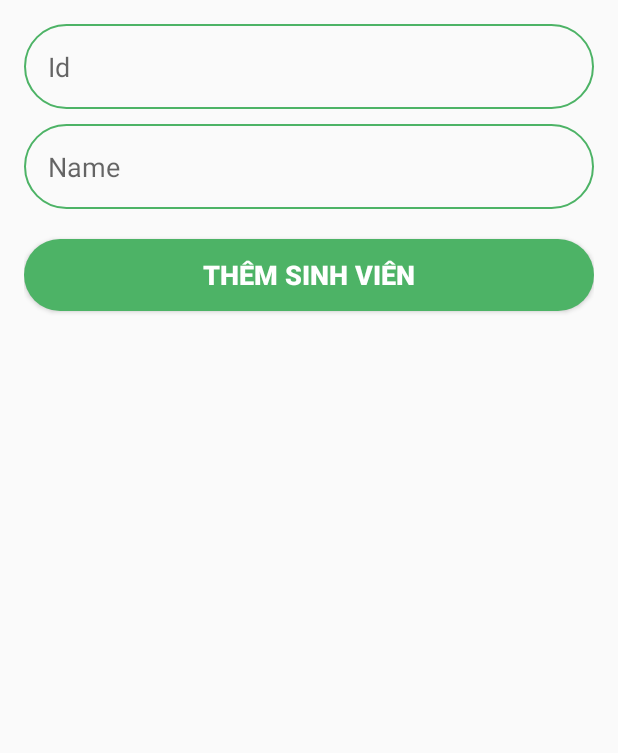
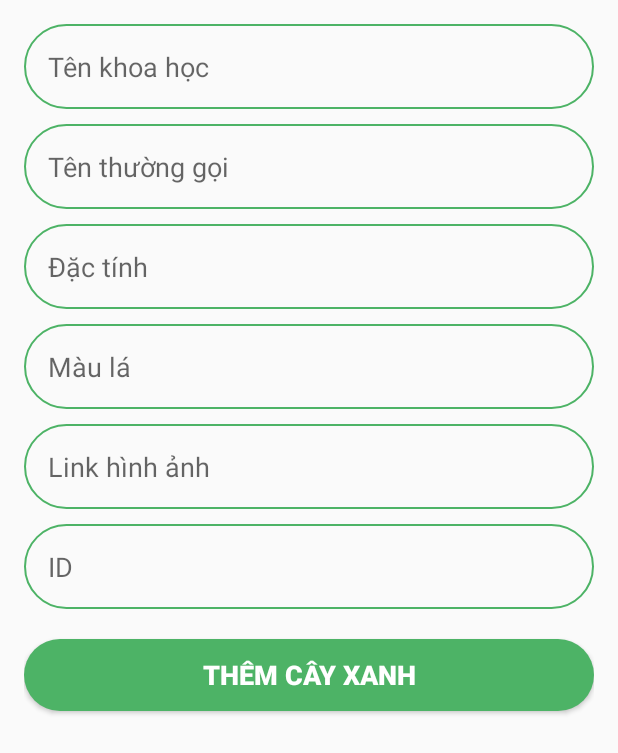
Before and after one commit to tungf20t3/cayxanhfirebase, an Android app: the MainActivity screen opened directly, with no data from a screen before it, on a phone screen of 412 x 824 dp. Shown: the top 753 px of the screen. Run offline under Robolectric (Android 15) with nearby library versions, the phone set to English and light mode, and no system bars; our stand-ins replace Firebase (no records; nobody signed in at launch, a user with empty details on screens opened directly).

Commit message:
hoan thanh

```diff
--- a/app/build.gradle
+++ b/app/build.gradle
@@ -40,4 +40,6 @@ dependencies {
     implementation platform('com.google.firebase:firebase-bom:31.0.2')
     implementation 'com.google.firebase:firebase-auth'
     implementation 'com.google.firebase:firebase-database'
+    implementation 'com.github.bumptech.glide:glide:4.14.2'
+    annotationProcessor 'com.github.bumptech.glide:compiler:4.14.2'
 }
--- a/app/src/main/java/com/zantung/sinhvienfirebase/MainActivity.java
+++ b/app/src/main/java/com/zantung/sinhvienfirebase/MainActivity.java
@@ -17,6 +17,7 @@ import android.view.Window;
 import android.view.WindowManager;
 import android.widget.Button;
 import android.widget.EditText;
+import android.widget.ImageView;
 import android.widget.Toast;
 
 import com.google.firebase.database.ChildEventListener;
@@ -26,14 +27,15 @@ import com.google.firebase.database.DatabaseReference;
 import com.google.firebase.database.FirebaseDatabase;
 import com.google.firebase.database.ValueEventListener;
 import com.zantung.sinhvienfirebase.adapter.SinhVienAdapter;
+import com.zantung.sinhvienfirebase.model.CayXanh;
 import com.zantung.sinhvienfirebase.model.sinhvien;
 
 import java.util.ArrayList;
 import java.util.List;
 
 public class MainActivity extends AppCompatActivity {
-    private EditText edtID, edtName;
-    private Button btnAddSV;
+    private EditText edtTenKH, edtTenTG, edtDacTinh, edtMauLa, imganhCayXanh;
+    private Button btnAddCX;
     private RecyclerView rcvSinhVien;
     private SinhVienAdapter mAdapter;
     private List<sinhvien> mListSV;
@@ -41,23 +43,33 @@ public class MainActivity extends AppCompatActivity {
     protected void onCreate(Bundle savedInstanceState) {
         super.onCreate(savedInstanceState);
         setContentView(R.layout.activity_main);
+
         AnhXa();
-        btnAddSV.setOnClickListener(new View.OnClickListener() {
+
+        btnAddCX.setOnClickListener(new View.OnClickListener() {
             @Override
             public void onClick(View view) {
-                int id = Integer.parseInt(edtID.getText().toString().trim());
-                String name = edtName.getText().toString().trim();
-                sinhvien sv = new sinhvien(id, name);
-                onClickAddSV(sv);
+                int id =
+                String tenKH = edtTenKH.getText().toString().trim();
+                String tenTG = edtTenTG.getText().toString().trim();
+                String dacTinh = edtDacTinh.getText().toString().trim();
+                String mauLa = edtMauLa.getText().toString().trim();
+                String hinhAnh = imganhCayXanh.getText().toString().trim();
+
+                CayXanh cayXanh = new CayXanh(id, tenKH, tenTG, dacTinh, mauLa, hinhAnh);
+                onClickAddSV(cayXanh);
             }
         });
         getListFromFireBase();
     }
 
     private void AnhXa() {
-        edtID = findViewById(R.id.edt_id);
-        edtName = findViewById(R.id.edt_name);
-        btnAddSV = findViewById(R.id.btn_add);
+        edtTenKH = findViewById(R.id.edt_tenKH);
+        edtTenTG = findViewById(R.id.edt_tenTG);
+        edtDacTinh = findViewById(R.id.edt_dacTinh);
+        edtMauLa = findViewById(R.id.edt_mauLa);
+        imganhCayXanh = findViewById(R.id.edt_hinhAnh);
+        btnAddCX = findViewById(R.id.btn_cayXanh);
         rcvSinhVien = findViewById(R.id.rcv_SV);
 
         LinearLayoutManager linearLayoutManager = new LinearLayoutManager(this);
@@ -77,19 +89,19 @@ public class MainActivity extends AppCompatActivity {
         rcvSinhVien.setAdapter(mAdapter);
     }
 
-    private void onClickAddSV(sinhvien sv) {
+    private void onClickAddSV(CayXanh cayXanh) {
         FirebaseDatabase database = FirebaseDatabase.getInstance();
-        DatabaseReference myRef = database.getReference("SinhVien");
+        DatabaseReference myRef = database.getReference("CayXanh");
 
-        String pathObject = String.valueOf(sv.getId());
-        myRef.child(pathObject).setValue(sv, new DatabaseReference.CompletionListener() {
+        String pathObject = String.valueOf(cayXanh.getId());
+        myRef.child(pathObject).setValue(cayXanh, new DatabaseReference.CompletionListener() {
             @Override
             public void onComplete(@Nullable DatabaseError error, @NonNull DatabaseReference ref) {
-                Toast.makeText(MainActivity.this, "Thêm sinh viên thành công", Toast.LENGTH_SHORT).show();
+                Toast.makeText(MainActivity.this, "Thêm cây xanh thành công", Toast.LENGTH_SHORT).show();
             }
         });
-        edtID.setText("");
-        edtName.setText("");
+//        edtID.setText("");
+//        edtName.setText("");
     }
 
     private void getListFromFireBase(){
--- a/app/src/main/java/com/zantung/sinhvienfirebase/adapter/SinhVienAdapter.java
+++ b/app/src/main/java/com/zantung/sinhvienfirebase/adapter/SinhVienAdapter.java
@@ -32,7 +32,7 @@ public class SinhVienAdapter extends RecyclerView.Adapter<SinhVienAdapter.SVView
     @NonNull
     @Override
     public SVViewHolder onCreateViewHolder(@NonNull ViewGroup parent, int viewType) {
-        View view = LayoutInflater.from(parent.getContext()).inflate(R.layout.item_sv, parent, false);
+        View view = LayoutInflater.from(parent.getContext()).inflate(R.layout.item_cay_xanh, parent, false);
         return new SVViewHolder(view);
     }
 
--- a/app/src/main/res/layout/activity_dang_ky.xml
+++ b/app/src/main/res/layout/activity_dang_ky.xml
@@ -149,7 +149,7 @@
         android:layout_height="2dp"
         android:layout_marginEnd="40dp"
         android:background="#c0c0c0"
-        app:layout_constraintBottom_toTopOf="@+id/tvCreateAccount"
+        app:layout_constraintBottom_toTopOf="@+id/tvLogin"
         app:layout_constraintEnd_toEndOf="parent"
         app:layout_constraintTop_toBottomOf="@+id/btn_login" />
 </androidx.constraintlayout.widget.ConstraintLayout>
--- a/app/src/main/res/layout/activity_main.xml
+++ b/app/src/main/res/layout/activity_main.xml
@@ -9,29 +9,72 @@
     tools:context=".MainActivity">
 
     <EditText
-        android:id="@+id/edt_id"
+        android:id="@+id/edt_tenKH"
         android:layout_width="match_parent"
         android:layout_height="wrap_content"
         android:background="@drawable/round_border"
         android:padding="16dp"
         android:imeOptions="actionNext"
-        android:hint="Id"/>
+        android:hint="Tên khoa học"/>
 
     <EditText
-        android:id="@+id/edt_name"
+        android:id="@+id/edt_tenTG"
         android:layout_width="match_parent"
         android:layout_height="wrap_content"
         android:layout_marginTop="10dp"
         android:background="@drawable/round_border"
         android:padding="16dp"
+        android:imeOptions="actionNext"
+        android:hint="Tên thường gọi"/>
+
+    <EditText
+        android:id="@+id/edt_dacTinh"
+        android:layout_width="match_parent"
+        android:layout_height="wrap_content"
+        android:layout_marginTop="10dp"
+        android:background="@drawable/round_border"
+        android:padding="16dp"
+        android:imeOptions="actionNext"
+        android:hint="Đặc tính"/>
+
+
+
+    <EditText
+        android:id="@+id/edt_mauLa"
+        android:layout_width="match_parent"
+        android:layout_height="wrap_content"
+        android:layout_marginTop="10dp"
+        android:background="@drawable/round_border"
+        android:padding="16dp"
+        android:imeOptions="actionNext"
+        android:hint="Màu lá"/>
+
+    <EditText
+        android:id="@+id/edt_hinhAnh"
+        android:layout_width="match_parent"
+        android:layout_height="wrap_content"
+        android:layout_marginTop="10dp"
+        android:background="@drawable/round_border"
+        android:padding="16dp"
+        android:imeOptions="actionNext"
+        android:hint="Link hình ảnh"/>
+
+    <EditText
+        android:id="@+id/edt_ID"
+        android:layout_width="match_parent"
+        android:layout_height="wrap_content"
+        android:background="@drawable/round_border"
+        android:padding="16dp"
+        android:layout_marginTop="10dp"
         android:imeOptions="actionDone"
-        android:hint="Name"/>
+        android:hint="ID"/>
+
 
     <Button
-        android:id="@+id/btn_add"
+        android:id="@+id/btn_cayXanh"
         android:layout_width="match_parent"
         android:layout_height="wrap_content"
-        android:text="thêm sinh viên"
+        android:text="thêm Cây xanh"
         android:background="@drawable/round_bg"
         android:textColor="@color/white"
         android:textStyle="bold"
```
Also changed, not shown: app/src/main/java/com/zantung/sinhvienfirebase/adapter/CayXanhAdapter.java (added, +82 -0 lines), app/src/main/java/com/zantung/sinhvienfirebase/model/CayXanh.java (added, +64 -0 lines), app/src/main/res/layout/item_cay_xanh.xml (renamed from app/src/main/res/layout/item_sv.xml, +28 -16 lines).
